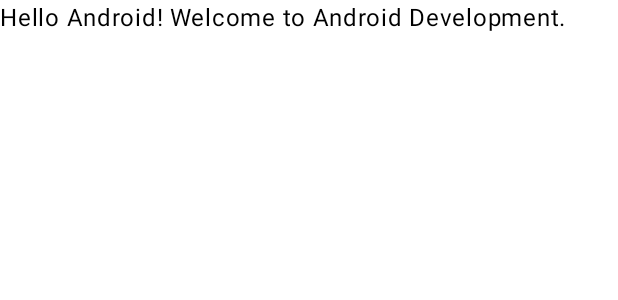
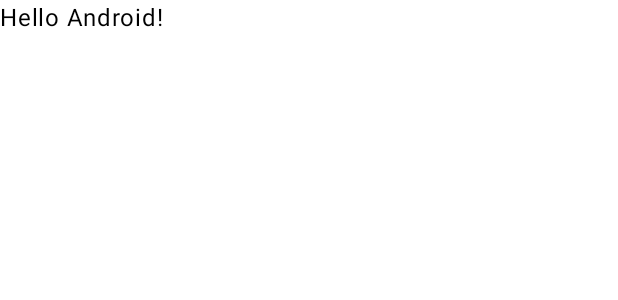
Before and after one commit to justinecasiano/test-mobile, an Android app built with Jetpack Compose: the @Preview function GreetingPreview, on a phone screen of 412 x 824 dp. Shown: the top 300 px of the screen. Run offline under Robolectric (Android 15) with nearby library versions, the phone set to English and light mode, and no system bars.

Commit message:
feat: remove world (#7)

```diff
--- a/app/src/main/java/com/example/gathr/MainActivity.kt
+++ b/app/src/main/java/com/example/gathr/MainActivity.kt
@@ -33,7 +33,7 @@ class MainActivity : ComponentActivity() {
 @Composable
 fun Greeting(name: String, modifier: Modifier = Modifier) {
     Text(
-        text = "Hello $name! Welcome to Android Development.",
+        text = "Hello $name!",
         modifier = modifier,
     )
 }
```
